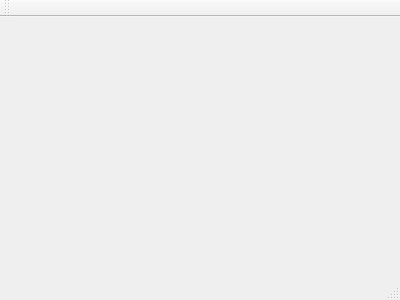
This is mainwindow.ui in BOISSARD/WifiBot as Qt 5 draws it before an edit. The edited form follows.
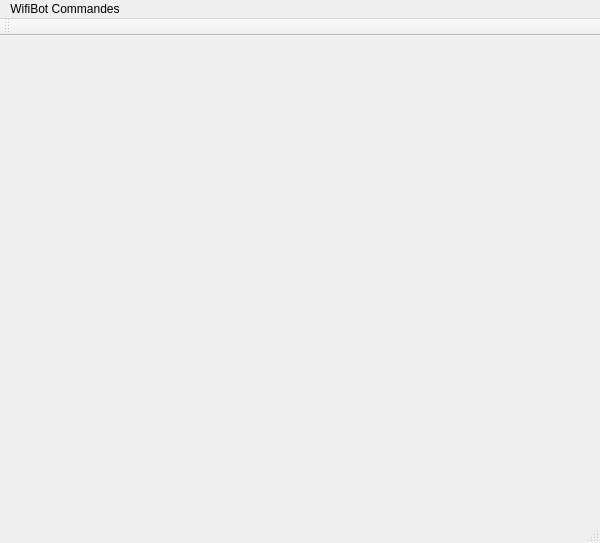
This is the edited form.

Patch:
```diff
--- a/mainwindow.ui
+++ b/mainwindow.ui
@@ -1,24 +1,45 @@
 <ui version="4.0">
  <class>MainWindow</class>
- <widget class="QMainWindow" name="MainWindow" >
-  <property name="geometry" >
+ <widget class="QMainWindow" name="MainWindow">
+  <property name="geometry">
    <rect>
     <x>0</x>
     <y>0</y>
-    <width>400</width>
-    <height>300</height>
+    <width>600</width>
+    <height>543</height>
    </rect>
   </property>
   <property name="windowTitle" >
    <string>MainWindow</string>
   </property>
-  <widget class="QMenuBar" name="menuBar" />
-  <widget class="QToolBar" name="mainToolBar" />
-  <widget class="QWidget" name="centralWidget" />
-  <widget class="QStatusBar" name="statusBar" />
+  <widget class="QWidget" name="centralWidget"/>
+  <widget class="QMenuBar" name="menuBar">
+   <property name="geometry">
+    <rect>
+     <x>0</x>
+     <y>0</y>
+     <width>600</width>
+     <height>22</height>
+    </rect>
+   </property>
+   <widget class="QMenu" name="menuWifiBot_Commandes">
+    <property name="title">
+     <string>WifiBot Commandes</string>
+    </property>
+   </widget>
+   <addaction name="menuWifiBot_Commandes"/>
+  </widget>
+  <widget class="QToolBar" name="mainToolBar">
+   <attribute name="toolBarArea">
+    <enum>TopToolBarArea</enum>
+   </attribute>
+   <attribute name="toolBarBreak">
+    <bool>false</bool>
+   </attribute>
+  </widget>
+  <widget class="QStatusBar" name="statusBar"/>
  </widget>
- <layoutDefault spacing="6" margin="11" />
- <pixmapfunction></pixmapfunction>
+ <layoutdefault spacing="6" margin="11"/>
  <resources/>
  <connections/>
 </ui>
```
Left out of the diff: 3 changed lines with no effect on the pictures.
